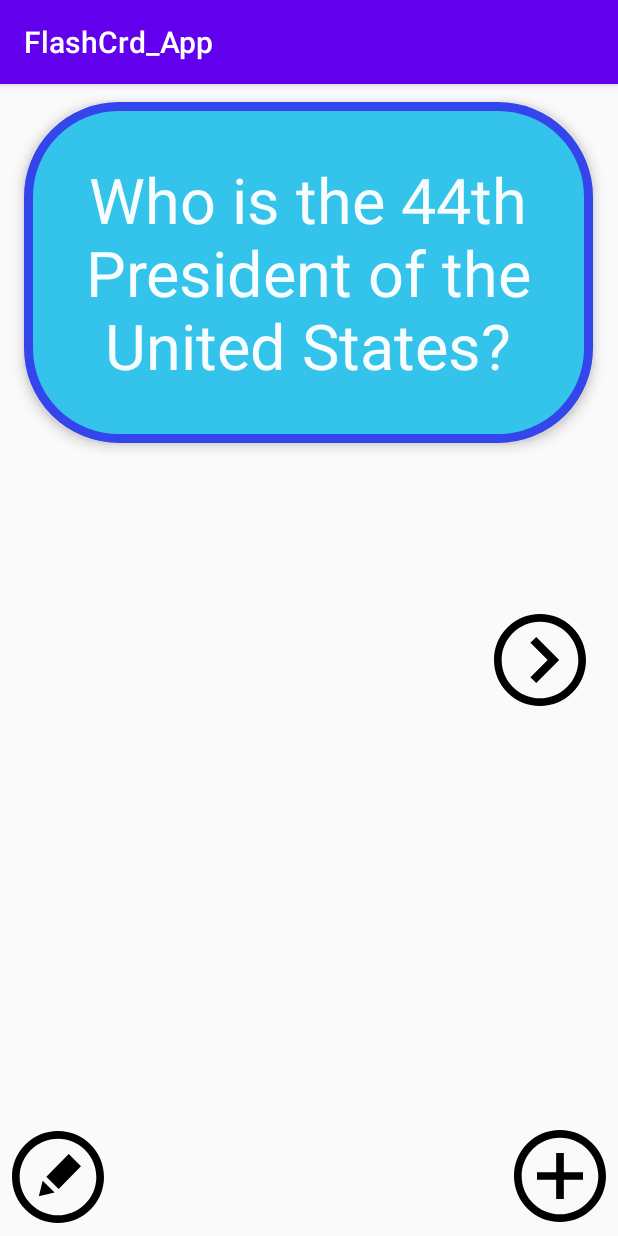
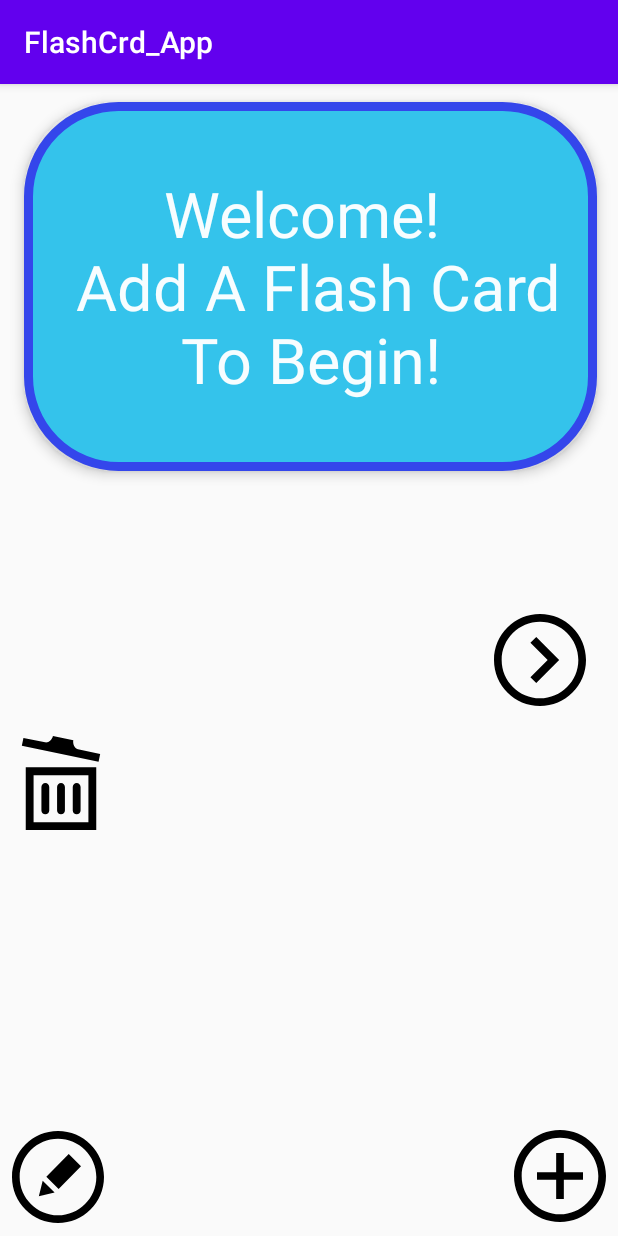
Before and after one commit to EvyEve/FlashCard_App, an Android app: the screen it shows after launch (MainActivity), on a phone screen of 412 x 824 dp. Run offline under Robolectric (Android 15) with nearby library versions, the phone set to English and light mode, and no system bars; our stand-ins replace Room's generated code.

Commit message:
Completed deletion feature optional

```diff
--- a/app/src/main/java/com/example/flashcrd_app/AddCardActivity.java
+++ b/app/src/main/java/com/example/flashcrd_app/AddCardActivity.java
@@ -43,7 +43,7 @@ public class AddCardActivity extends AppCompatActivity {
                 if(question.isEmpty() || answer.isEmpty() ){//|| wrongOpt1.isEmpty() || wrongOpt2.isEmpty()) {
                     //Toast Error Message To User To Populate Both EditText Fields
                     Toast toast = Toast.makeText(getApplicationContext(), "Be Sure To Have Both Question & Answer!", Toast.LENGTH_SHORT);
-                    TextView tstView = (TextView) toast.getView().findViewById(android.R.id.message);
+                    TextView tstView = toast.getView().findViewById(android.R.id.message);
                     tstView.setTextColor(Color.WHITE);
                     tstView.setTypeface(null, Typeface.BOLD);
                     toast.getView().setBackground(getResources().getDrawable(R.drawable.toast));
--- /dev/null
+++ b/app/src/main/res/drawable/ic_trash.xml
@@ -0,0 +1,9 @@
+<vector xmlns:android="http://schemas.android.com/apk/res/android"
+    android:width="24dp"
+    android:height="24dp"
+    android:viewportWidth="24"
+    android:viewportHeight="24">
+  <path
+      android:fillColor="#FF000000"
+      android:pathData="M9,13v6c0,0.552 -0.448,1 -1,1s-1,-0.448 -1,-1v-6c0,-0.552 0.448,-1 1,-1s1,0.448 1,1zM16,12c-0.552,0 -1,0.448 -1,1v6c0,0.552 0.448,1 1,1s1,-0.448 1,-1v-6c0,-0.552 -0.448,-1 -1,-1zM12,12c-0.552,0 -1,0.448 -1,1v6c0,0.552 0.448,1 1,1s1,-0.448 1,-1v-6c0,-0.552 -0.448,-1 -1,-1zM16.333,3.377c-0.882,-0.184 -1.373,-1.409 -1.189,-2.291l-5.203,-1.086c-0.184,0.883 -1.123,1.81 -2.004,1.625l-5.528,-1.099 -0.409,1.958 19.591,4.099 0.409,-1.958 -5.667,-1.248zM21,8v16h-18v-16h18zM19,22v-12h-14v12h14z"/>
+</vector>
--- a/app/src/main/res/layout/activity_main.xml
+++ b/app/src/main/res/layout/activity_main.xml
@@ -8,40 +8,24 @@
 
     <TextView
         android:id="@+id/flashQuestion"
-        android:layout_width="379dp"
-        android:layout_height="227dp"
+        android:layout_width="match_parent"
+        android:layout_height="246dp"
         android:layout_alignParentStart="true"
         android:layout_alignParentTop="true"
         android:layout_marginStart="16dp"
         android:layout_marginTop="12dp"
+        android:layout_marginEnd="14dp"
         android:background="@drawable/question_background"
+        android:elevation="5dp"
         android:gravity="center"
-        android:elevation="5dp"
+        android:nestedScrollingEnabled="false"
+        android:padding="16dp"
         android:text="@string/frontQuestion"
         android:textAlignment="center"
         android:textColor="#F5FFFFFF"
         android:textSize="42sp" />
 
-    <TextView
-        android:id="@+id/flashAnswer"
-        android:layout_width="379dp"
-        android:layout_height="228dp"
-        android:layout_alignParentStart="true"
-        android:layout_alignParentEnd="true"
-        android:layout_alignParentBottom="true"
-        android:layout_marginStart="15dp"
-        android:layout_marginEnd="17dp"
-        android:layout_marginBottom="363dp"
-        android:background="@drawable/answer_background"
-        android:gravity="center"
-        android:text="@string/barack_obama"
-        android:textAlignment="center"
-        android:textColor="#FF5722"
-        android:textSize="46sp"
-        android:textStyle="bold"
-        android:visibility="invisible" />
-
-<!--    <TextView-->
+    <!--    <TextView-->
 <!--        android:id="@+id/choice1"-->
 <!--        android:layout_width="368dp"-->
 <!--        android:layout_height="57dp"-->
@@ -104,6 +88,27 @@
 <!--        android:contentDescription="@string/iconToggle"-->
 <!--        android:src="@drawable/ic_close_eye" />-->
 
+    <TextView
+        android:id="@+id/flashAnswer"
+        android:layout_width="wrap_content"
+        android:layout_height="246dp"
+        android:padding="16dp"
+        android:layout_alignParentStart="true"
+        android:layout_alignParentEnd="true"
+        android:layout_alignParentBottom="true"
+        android:layout_marginStart="16dp"
+        android:layout_marginTop="12dp"
+        android:layout_marginEnd="14dp"
+        android:layout_marginBottom="345dp"
+        android:background="@drawable/answer_background"
+        android:elevation="5dp"
+        android:gravity="center"
+        android:text="@string/backAnswer"
+        android:textAlignment="center"
+        android:textColor="#FF5722"
+        android:textSize="42sp"
+        android:visibility="invisible" />
+
     <ImageView
         android:id="@+id/next_card"
         android:layout_width="61dp"
@@ -113,6 +118,20 @@
         android:layout_marginEnd="21dp"
         android:contentDescription="@string/iconToggle"
         android:src="@drawable/ic_next" />
+
+    <ImageView
+        android:id="@+id/trash_card"
+        android:layout_width="61dp"
+        android:layout_height="64dp"
+        android:layout_alignParentStart="true"
+        android:layout_alignParentEnd="true"
+        android:layout_alignParentBottom="true"
+        android:layout_centerInParent="true"
+        android:layout_marginStart="9dp"
+        android:layout_marginEnd="340dp"
+        android:layout_marginBottom="270dp"
+        android:contentDescription="@string/iconToggle"
+        android:src="@drawable/ic_trash" />
 
     <ImageView
         android:id="@+id/add_Card"
--- a/app/src/main/res/values/strings.xml
+++ b/app/src/main/res/values/strings.xml
@@ -1,10 +1,10 @@
 <resources>
    <string name="app_name">FlashCrd_App</string>
-    <string name="frontQuestion">Who is the 44th President of the United States?</string>
-    <string name="barack_obama">Barack Obama</string>
-    <string name="answer1">Bill Clinton</string>
-    <string name="answer2">George H.W. Bush</string>
-    <string name="answer3">Barack Obama</string>
+    <string name="frontQuestion"/>
+    <string name="backAnswer"/>
+    <string name="answer1"/>
+    <string name="answer2"/>
+    <string name="answer3"/>
     <string name="resetAnswers" />
     <string name="iconToggle" />
     <string name="questionText">Enter Question Here</string>
```
Also changed, not shown: app/src/main/java/com/example/flashcrd_app/MainActivity.java (+100 -37 lines), 2 other files.
